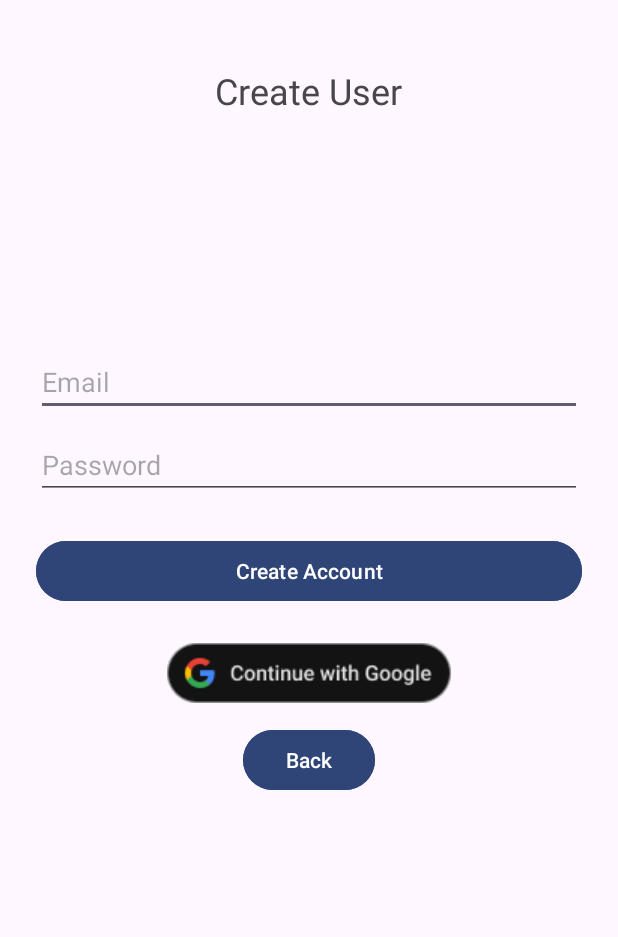
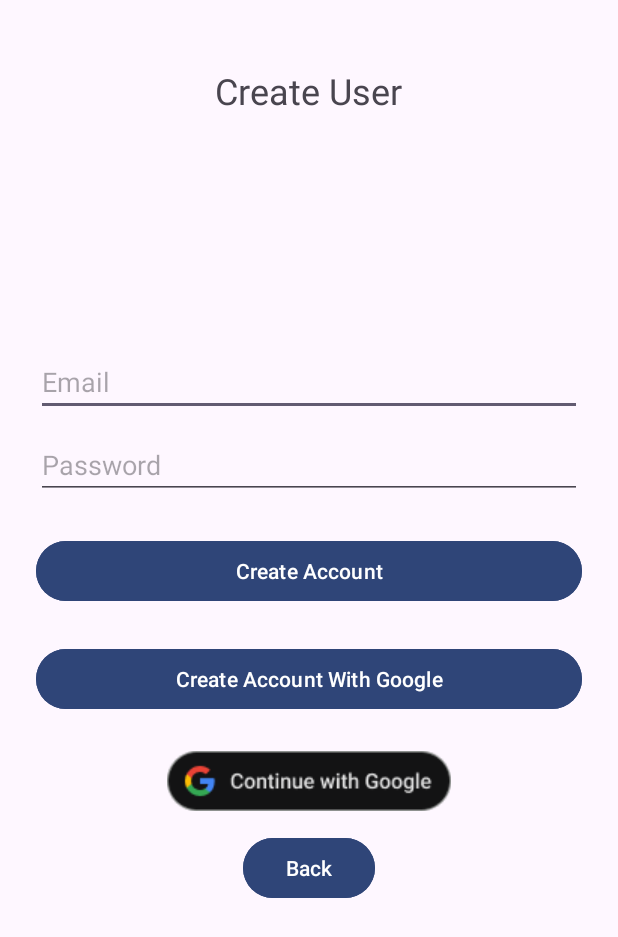
Before and after one commit to andrek47/Comp-380, an Android app: the UserCreation screen opened directly, with no data from a screen before it, on a phone screen of 412 x 824 dp. Shown: the top 937 px of the screen. Run offline under Robolectric (Android 15) with nearby library versions, the phone set to English and light mode, and no system bars; our stand-ins replace Firebase (no records; nobody signed in at launch, a user with empty details on screens opened directly).

Commit message:
fixed some bugs

```diff
--- a/app/src/main/res/layout/activity_create_user.xml
+++ b/app/src/main/res/layout/activity_create_user.xml
@@ -49,14 +49,14 @@
         android:text="Create Account" />
 
     <!-- Google Sign-In -->
-    <!--<com.google.android.material.button.MaterialButton
+    <com.google.android.material.button.MaterialButton
         android:id="@+id/googleSignInButton"
         android:text="Create Account With Google"
         android:layout_width="match_parent"
         android:layout_height="48dp"
         android:layout_marginTop="24dp"
         android:textAllCaps="false"
-        android:backgroundTint="@color/material_dynamic_primary30"/> -->
+        android:backgroundTint="@color/material_dynamic_primary30"/>
     <ImageView
         android:id="@+id/googleLogo"
         android:layout_width="wrap_content"
```
Also changed, not shown: app/src/main/AndroidManifest.xml (+5 -5 lines), app/src/main/java/com/comp380/keeppace/EmailPasswordActivity.java (+8 -1 lines).
